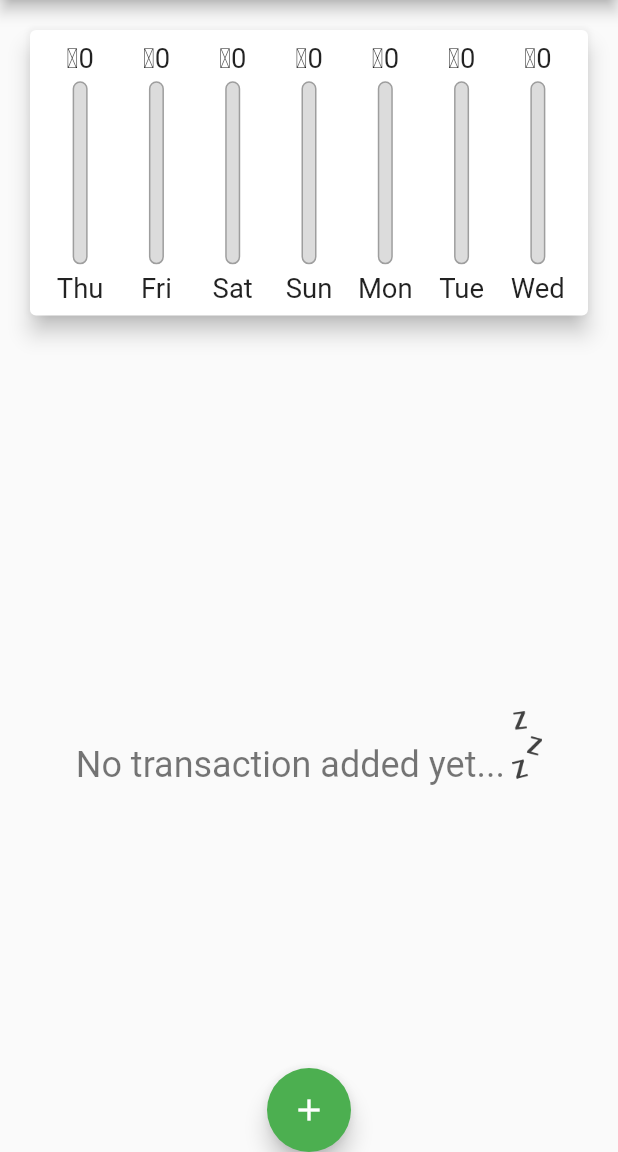
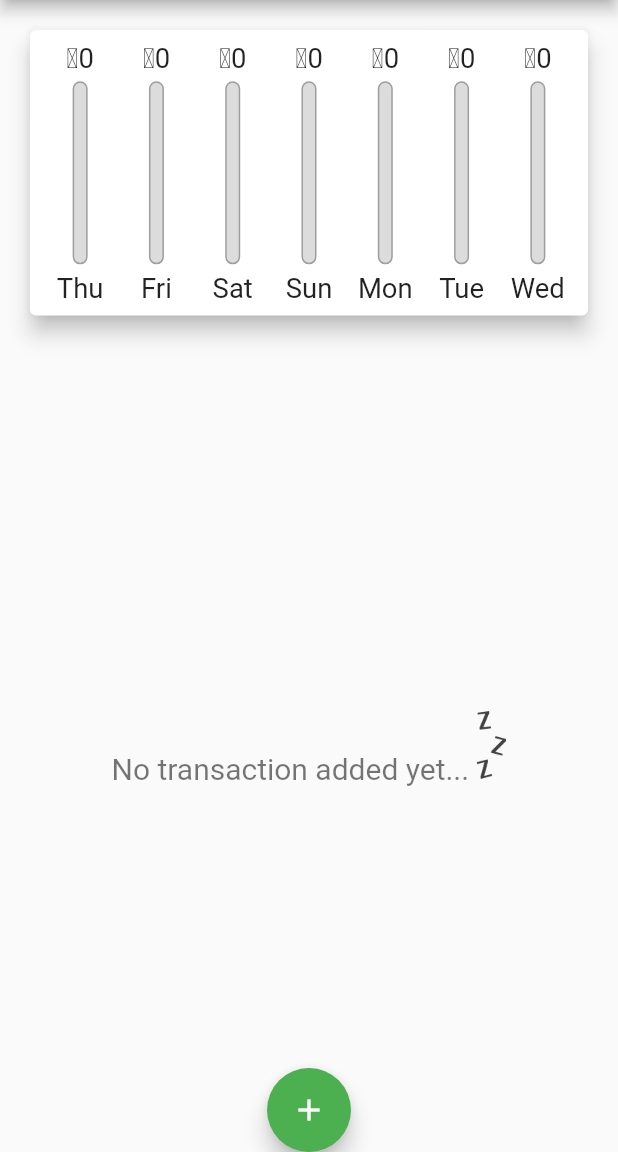
Before and after one commit to YehorBubyrDev/personal_expenses_app, a Flutter app: the screen it shows after launch, on a phone screen of 412 x 824 dp, the part 84-1236 px from its top. Run offline on Flutter 3.47's test engine with Material 2 defaults, Android fonts, the phone set to English and light mode, and no system bars; Roboto replaces fonts that are missing (Quicks).

Commit message:
update size of Empty screen title

```diff
--- a/lib/widgets/Transaction/empty_list.dart
+++ b/lib/widgets/Transaction/empty_list.dart
@@ -5,6 +5,7 @@ class Empty extends StatelessWidget {
 
   @override
   Widget build(BuildContext context) {
+    final curScaleFactor = MediaQuery.of(context).textScaleFactor;
     return SizedBox(
       width: double.infinity,
       height: MediaQuery.of(context).size.height * 0.6,
@@ -15,11 +16,13 @@ class Empty extends StatelessWidget {
             mainAxisAlignment: MainAxisAlignment.center,
             crossAxisAlignment: CrossAxisAlignment.end,
             children: <Widget>[
-              const Text(
-                'No transaction added yet...',
-                style: TextStyle(
-                  fontSize: 24,
-                  color: Colors.black54,
+              FittedBox(
+                child: Text(
+                  'No transaction added yet...',
+                  style: TextStyle(
+                    fontSize: 20 * curScaleFactor,
+                    color: Colors.black54,
+                  ),
                 ),
               ),
               const SizedBox(
```
